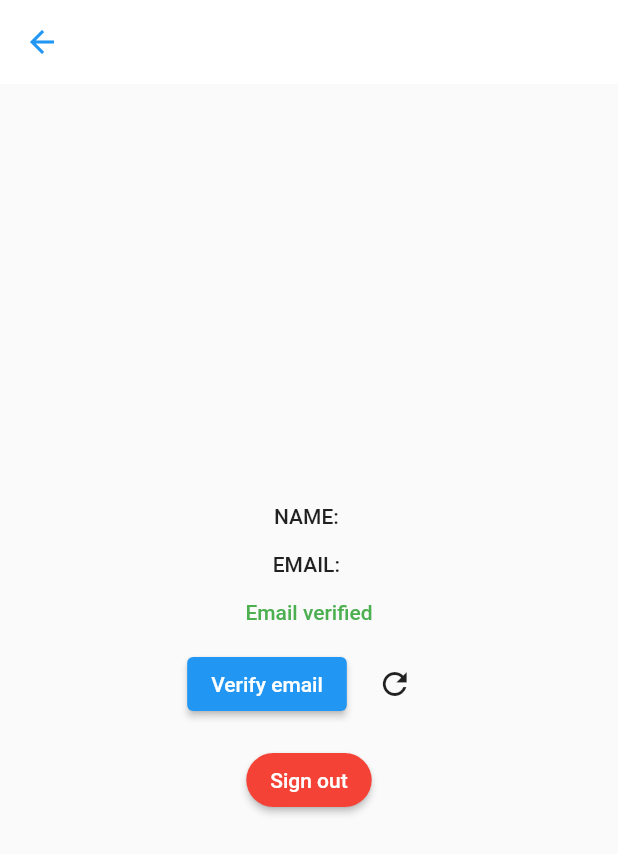
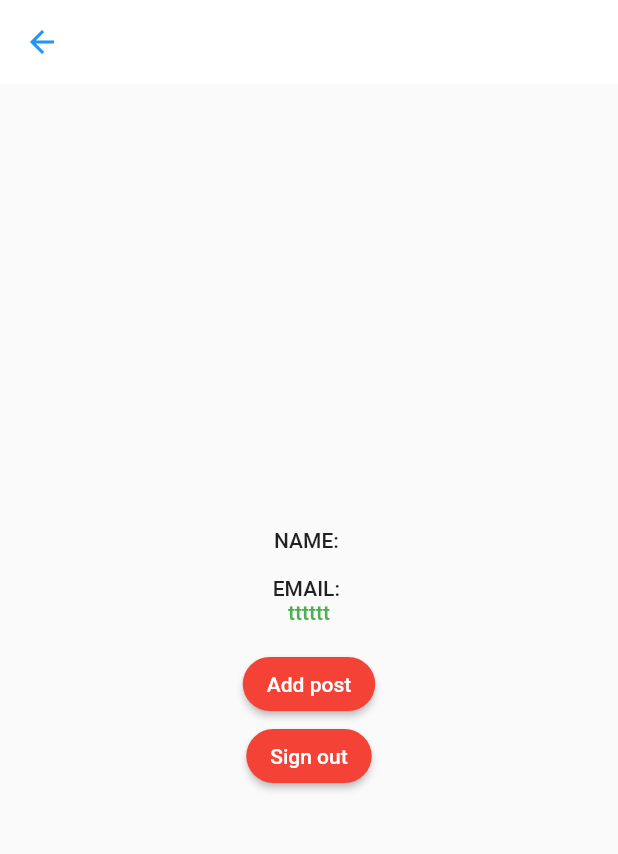
Before and after one commit to pg598595/twitter-moblie-19Nov2021, a Flutter app: the ProfilePage screen opened directly with empty values, after a tap on "Sign out", on a phone screen of 412 x 824 dp. Shown: the top 854 px of the screen. Run offline on Flutter 3.47's test engine with Material 2 defaults, Android fonts, the phone set to English and light mode, and no system bars; our stand-ins replace cloud_firestore, firebase_auth, firebase_core, fluttertoast; accounts and stored records are empty.

Commit message:
[wip]add post for user statically

```diff
--- a/lib/authentication/login.dart
+++ b/lib/authentication/login.dart
@@ -4,6 +4,7 @@ import 'package:flutter/gestures.dart';
 import 'package:flutter/material.dart';
 import 'package:twitter/authentication/sign_up.dart';
 import 'package:twitter/authentication/user_profile.dart';
+import 'package:twitter/data/user_details.dart';
 import 'package:twitter/utils/firebase_authenication.dart';
 import 'package:twitter/utils/image_constant.dart';
 import 'package:twitter/utils/validator.dart';
@@ -33,7 +34,11 @@ class _LoginPageState extends State<LoginPage> {
       Navigator.of(context).pushReplacement(
         MaterialPageRoute(
           builder: (context) => ProfilePage(
-            user: user,
+            userDetails: UserDetails(
+              name: user.displayName,
+              email: user.email,
+              id: "tttttt",
+            ),
           ),
         ),
       );
@@ -146,7 +151,11 @@ class _LoginPageState extends State<LoginPage> {
                                                 .pushReplacement(
                                               MaterialPageRoute(
                                                 builder: (context) =>
-                                                    ProfilePage(user: user),
+                                                    ProfilePage(userDetails: UserDetails(
+                                                      name: user.displayName,
+                                                      email: user.email,
+                                                      id: "tttttt",
+                                                    ),),
                                               ),
                                             );
                                           }
--- a/lib/authentication/user_profile.dart
+++ b/lib/authentication/user_profile.dart
@@ -1,13 +1,14 @@
 import 'package:firebase_auth/firebase_auth.dart';
 import 'package:flutter/material.dart';
-import 'package:twitter/utils/firebase_authenication.dart';
+import 'package:twitter/data/user_details.dart';
+import 'package:twitter/utils/firestore_database.dart';
 
 import 'login.dart';
 
 class ProfilePage extends StatefulWidget {
-  final User user;
+  final UserDetails userDetails;
 
-  const ProfilePage({required this.user});
+  const ProfilePage({required this.userDetails});
 
   @override
   _ProfilePageState createState() => _ProfilePageState();
@@ -17,11 +18,11 @@ class _ProfilePageState extends State<ProfilePage> {
   bool _isSendingVerification = false;
   bool _isSigningOut = false;
 
-  late User _currentUser;
+  late UserDetails _currentUser;
 
   @override
   void initState() {
-    _currentUser = widget.user;
+    _currentUser = widget.userDetails;
     super.initState();
   }
 
@@ -36,7 +37,7 @@ class _ProfilePageState extends State<ProfilePage> {
           mainAxisAlignment: MainAxisAlignment.center,
           children: [
             Text(
-              'NAME: ${_currentUser.displayName}',
+              'NAME: ${_currentUser.name}',
               style: Theme.of(context).textTheme.bodyText1,
             ),
             SizedBox(height: 16.0),
@@ -44,56 +45,28 @@ class _ProfilePageState extends State<ProfilePage> {
               'EMAIL: ${_currentUser.email}',
               style: Theme.of(context).textTheme.bodyText1,
             ),
-            SizedBox(height: 16.0),
-            _currentUser.emailVerified
-                ? Text(
-              'Email verified',
+            Text(
+              _currentUser.id!,
               style: Theme.of(context)
                   .textTheme
                   .bodyText1!
                   .copyWith(color: Colors.green),
-            )
-                : Text(
-              'Email not verified',
-              style: Theme.of(context)
-                  .textTheme
-                  .bodyText1!
-                  .copyWith(color: Colors.red),
             ),
             SizedBox(height: 16.0),
-            _isSendingVerification
-                ? CircularProgressIndicator()
-                : Row(
-              mainAxisSize: MainAxisSize.min,
-              children: [
             ElevatedButton(
               onPressed: () async {
-                    setState(() {
-                      _isSendingVerification = true;
-                    });
-                    await _currentUser.sendEmailVerification();
-                    setState(() {
-                      _isSendingVerification = false;
-                    });
+                await FireStoreDatabase.addNewPost(
+                    tweetText: "Testing te",
+                    userId: widget.userDetails.id);
               },
-                  child: Text('Verify email'),
+              child: Text('Add post'),
+              style: ElevatedButton.styleFrom(
+                primary: Colors.red,
+                shape: RoundedRectangleBorder(
+                  borderRadius: BorderRadius.circular(30),
                 ),
-                SizedBox(width: 8.0),
-                IconButton(
-                  icon: Icon(Icons.refresh),
-                  onPressed: () async {
-                    User? user = await FireAuth.refreshUser(_currentUser);
-
-                    if (user != null) {
-                      setState(() {
-                        _currentUser = user;
-                      });
-                    }
-                  },
               ),
-              ],
             ),
-            SizedBox(height: 16.0),
             _isSigningOut
                 ? CircularProgressIndicator()
                 : ElevatedButton(
--- /dev/null
+++ b/lib/data/user_details.dart
@@ -0,0 +1,21 @@
+class UserDetails {
+  String? name;
+  String? email;
+  String? id;
+
+  UserDetails({this.name, this.email, this.id});
+
+  UserDetails.fromJson(Map<String, dynamic> json) {
+    name = json['name'];
+    email = json['email'];
+    id = json['id'];
+  }
+
+  Map<String, dynamic> toJson() {
+    final Map<String, dynamic> data = new Map<String, dynamic>();
+    data['name'] = this.name;
+    data['email'] = this.email;
+    data['id'] = this.id;
+    return data;
+  }
+}
--- a/lib/main.dart
+++ b/lib/main.dart
@@ -10,7 +10,7 @@ class MyApp extends StatelessWidget {
   Widget build(BuildContext context) {
     return MaterialApp(
       debugShowCheckedModeBanner: false,
-      title: 'Flutter Demo',
+      title: 'Twitter Demo',
       theme: ThemeData(
         primarySwatch: Colors.blue,
         appBarTheme: AppBarTheme(
--- /dev/null
+++ b/lib/utils/data_constants.dart
@@ -0,0 +1,2 @@
+const String users = "users";
+const String tweets = "tweets";
--- /dev/null
+++ b/lib/utils/firestore_database.dart
@@ -0,0 +1,27 @@
+import 'package:cloud_firestore/cloud_firestore.dart';
+
+import 'data_constants.dart';
+
+class FireStoreDatabase {
+  //store new users data
+  static Future<DocumentReference?> insertNewUser({
+    required String name,
+    required String email,
+  }) async {
+    final firestoreInstance = FirebaseFirestore.instance;
+    return firestoreInstance.collection(users).add({
+      "name": name,
+      "email": email,
+    });
+  }
+
+  static Future<DocumentReference?> addNewPost({
+    required String? tweetText,
+    required String? userId,
+  }) async {
+    final firestoreInstance = FirebaseFirestore.instance;
+    firestoreInstance.collection(users).doc(userId).collection(tweets).add({
+      "tweetText": tweetText,
+    }).then((value) => {print(value)});
+  }
+}
```
Also changed, not shown: lib/authentication/sign_up.dart (+21 -7 lines), 1 other file. Lines whose indentation alone changed are shown as unchanged.
